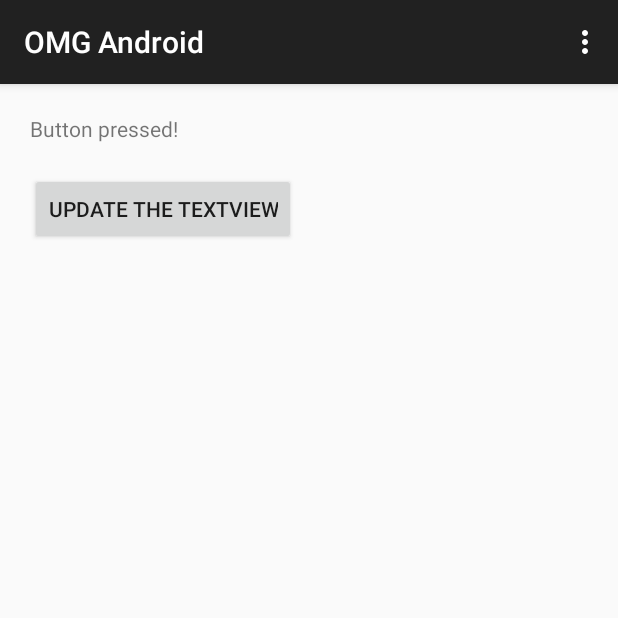
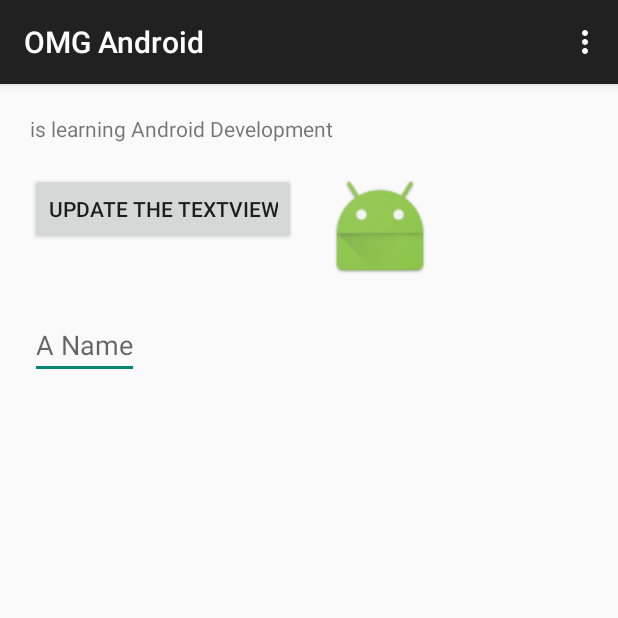
Before and after one commit to mesmit22/CIS-490-Program-2-Tutorial, an Android app: the screen it shows after launch (MainActivity), after a tap on "UPDATE THE TEXTVIEW", on a phone screen of 412 x 824 dp, the top half of it. Run offline under Robolectric (Android 15) with nearby library versions, the phone set to English and light mode, and no system bars.

Commit message:
Removed "Button pressed!" text and replaced with text taken from EditText View + "is learning Android Development" also made the EditText View for this.

```diff
--- a/Tutorial2/app/src/main/java/com/marksmith/tutorial2/MainActivity.java
+++ b/Tutorial2/app/src/main/java/com/marksmith/tutorial2/MainActivity.java
@@ -6,15 +6,18 @@ import android.view.Menu;
 import android.view.MenuItem;
 import android.view.View;
 import android.widget.Button;
+import android.widget.EditText;
 import android.widget.TextView;
 
 public class MainActivity extends AppCompatActivity implements View.OnClickListener {
     TextView mainTextView;
     Button mainButton;
+    EditText mainEditText;
 
     @Override
     public void onClick(View v) {
-        mainTextView.setText("Button pressed!");
+        mainTextView.setText(mainEditText.getText().toString()
+                + "is learning Android Development");
     }
 
     @Override
@@ -25,6 +28,7 @@ public class MainActivity extends AppCompatActivity implements View.OnClickListe
         mainTextView.setText("Set in Java!");
         mainButton = (Button)findViewById(R.id.main_button);
         mainButton.setOnClickListener(this);
+        mainEditText = (EditText)findViewById(R.id.main_edittext);
     }
 
     @Override
--- a/Tutorial2/app/src/main/res/layout/activity_main.xml
+++ b/Tutorial2/app/src/main/res/layout/activity_main.xml
@@ -12,12 +12,29 @@
         android:layout_width="wrap_content"
         android:layout_height="wrap_content"
         android:text="@string/textview"/>
-    <Button
-        android:id="@+id/main_button"
+    <LinearLayout
         android:layout_width="wrap_content"
         android:layout_height="wrap_content"
+        android:orientation="horizontal">
+        <Button
+            android:id="@+id/main_button"
+            android:layout_width="wrap_content"
+            android:layout_height="wrap_content"
+            android:layout_marginLeft="20dp"
+            android:layout_marginTop="20dp"
+            android:text="@string/button"/>
+        <ImageView
+            android:layout_width="wrap_content"
+            android:layout_height="wrap_content"
+            android:layout_marginTop="20dp"
+            android:layout_marginLeft="20dp"
+            android:src="@drawable/ic_launcher"/>
+    </LinearLayout>
+    <EditText
+        android:id="@+id/main_edittext"
+        android:layout_width="wrap_content"
+        android:layout_height="wrap_content"
+        android:layout_marginTop="20dp"
         android:layout_marginLeft="20dp"
-        android:layout_marginTop="20dp"
-        android:text="@string/button"/>
-
+        android:hint="@string/hint"/>
 </LinearLayout>
--- a/Tutorial2/app/src/main/res/values/strings.xml
+++ b/Tutorial2/app/src/main/res/values/strings.xml
@@ -4,4 +4,5 @@
     <string name="textview">Hello world!</string>
     <string name="action_settings">Settings</string>
     <string name="button">Update the TextView</string>
+    <string name="hint">A Name</string>
 </resources>
```
Also changed, not shown: Tutorial2/app/src/main/res/drawable/ic_launcher.png (added).
